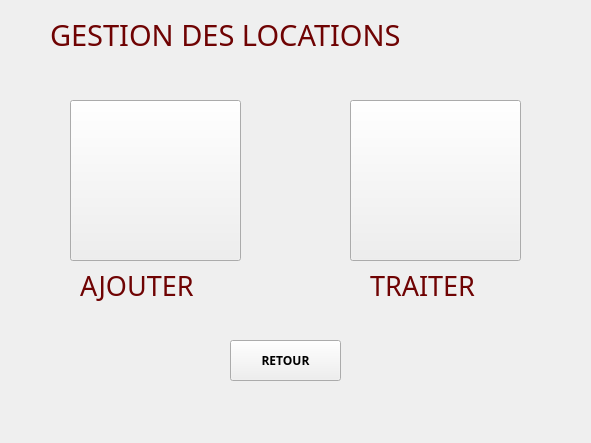
Before: the Qt Designer form LocationGestion.ui in habibcharfeddine/LocationVoiture, drawn with Qt 5.
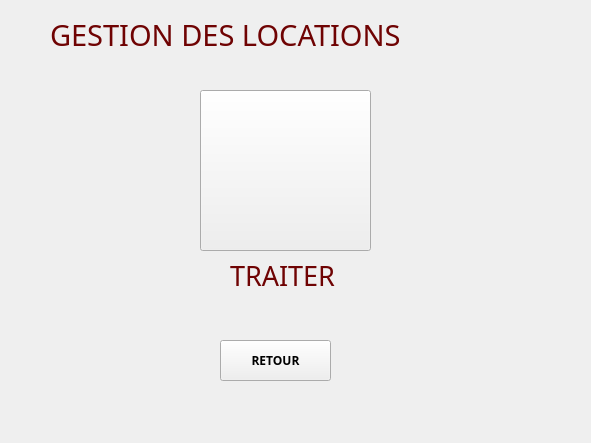
After: the same form once the commit is applied. Icons and pictures are not drawn.

What changed in the file:
```diff
--- a/LocationGestion.ui
+++ b/LocationGestion.ui
@@ -16,7 +16,7 @@
   <widget class="QPushButton" name="pushButton">
    <property name="geometry">
     <rect>
-     <x>230</x>
+     <x>220</x>
      <y>340</y>
      <width>111</width>
      <height>41</height>
@@ -46,8 +46,8 @@
   <widget class="QLabel" name="label_3">
    <property name="geometry">
     <rect>
-     <x>370</x>
-     <y>260</y>
+     <x>230</x>
+     <y>250</y>
      <width>141</width>
      <height>51</height>
     </rect>
@@ -83,30 +83,11 @@
     <string>&lt;html&gt;&lt;head/&gt;&lt;body&gt;&lt;p&gt;&lt;span style=&quot; color:#6f0303;&quot;&gt;GESTION DES LOCATIONS&lt;/span&gt;&lt;/p&gt;&lt;/body&gt;&lt;/html&gt;</string>
    </property>
   </widget>
-  <widget class="QLabel" name="label_2">
-   <property name="geometry">
-    <rect>
-     <x>80</x>
-     <y>260</y>
-     <width>141</width>
-     <height>51</height>
-    </rect>
-   </property>
-   <property name="font">
-    <font>
-     <family>Century Gothic</family>
-     <pointsize>20</pointsize>
-    </font>
-   </property>
-   <property name="text">
-    <string>&lt;html&gt;&lt;head/&gt;&lt;body&gt;&lt;p&gt;&lt;span style=&quot; color:#6f0303;&quot;&gt;AJOUTER&lt;/span&gt;&lt;/p&gt;&lt;/body&gt;&lt;/html&gt;</string>
-   </property>
-  </widget>
   <widget class="QPushButton" name="traiter">
    <property name="geometry">
     <rect>
-     <x>350</x>
-     <y>100</y>
+     <x>200</x>
+     <y>90</y>
      <width>171</width>
      <height>161</height>
     </rect>
@@ -125,29 +106,6 @@
     </size>
    </property>
   </widget>
-  <widget class="QPushButton" name="ajouter">
-   <property name="geometry">
-    <rect>
-     <x>70</x>
-     <y>100</y>
-     <width>171</width>
-     <height>161</height>
-    </rect>
-   </property>
-   <property name="text">
-    <string/>
-   </property>
-   <property name="icon">
-    <iconset resource="images.qrc">
-     <normaloff>:/icons/add.png</normaloff>:/icons/add.png</iconset>
-   </property>
-   <property name="iconSize">
-    <size>
-     <width>150</width>
-     <height>150</height>
-    </size>
-   </property>
-  </widget>
  </widget>
  <resources>
   <include location="images.qrc"/>
```
